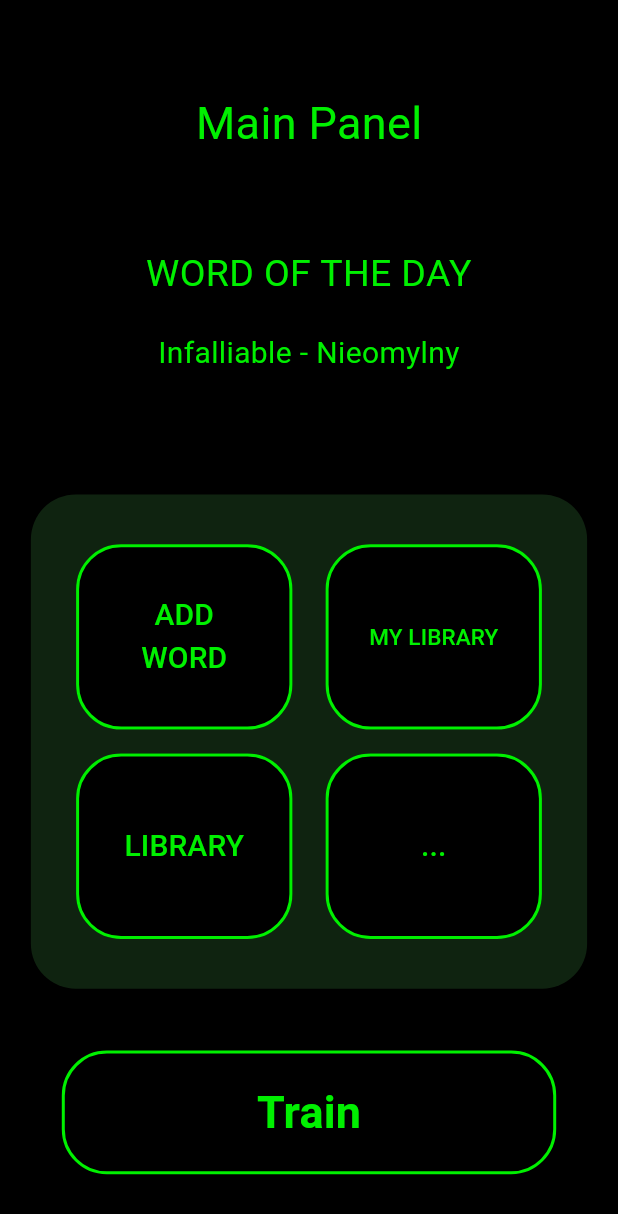
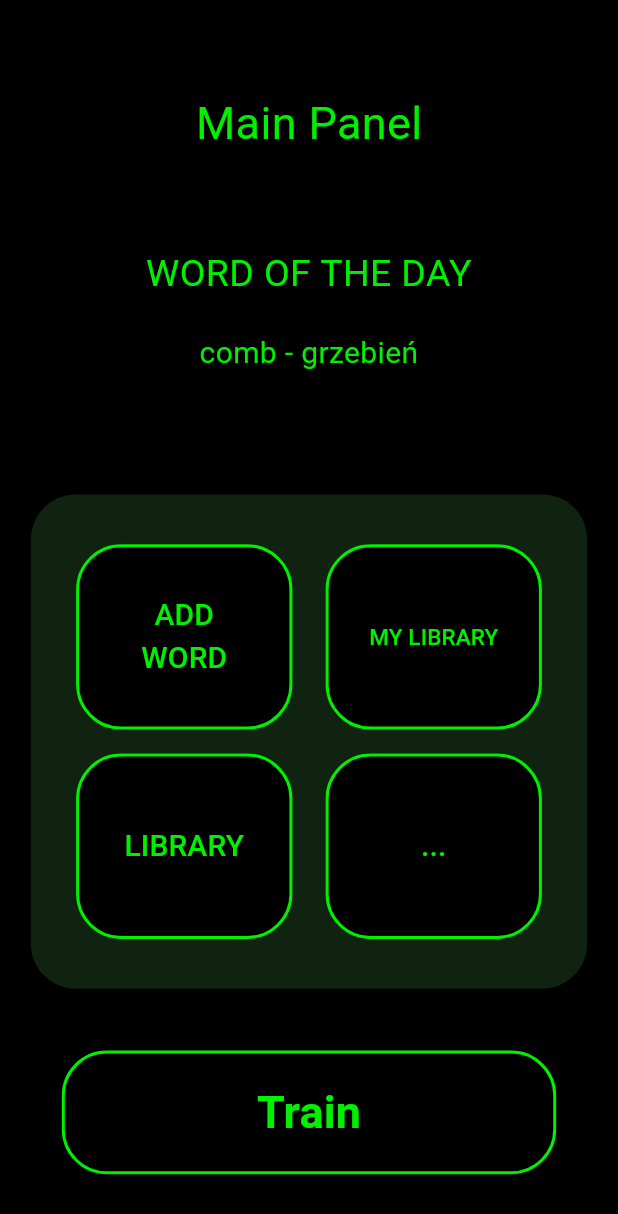
Before and after one commit to IgorNiemiec/english_learning_app, a Flutter app: the MainPanelView screen opened directly with empty values, on a phone screen of 412 x 824 dp. Shown: the top 1214 px of the screen. Run offline on Flutter 3.47's test engine with Material 3 defaults, Android fonts, the phone set to English and light mode, and no system bars; our stand-ins replace cloud_firestore, firebase_auth, firebase_core, flutter_bloc, google_sign_in; accounts and stored records are empty; generated files the repository leaves out were written again; network calls fail.

Commit message:
WordOfTheDay
- Now Word of the day is generated.

```diff
--- a/lib/models/user_library.dart
+++ b/lib/models/user_library.dart
@@ -1,4 +1,5 @@
 import 'package:english_learning_app/models/word.dart';
+import 'package:english_learning_app/models/wotd.dart';
 
 extension IsEqualToIgnoringOrdering<T> on List<T>
 {
@@ -12,9 +13,12 @@ class UserLibrary
 
   List<Word> words;
 
+  WordOfTheDay wordOfTheDay;
+
   UserLibrary(
     {
-      required this.words
+      required this.words,
+      required this.wordOfTheDay,
     }
   );
 
@@ -24,6 +28,9 @@ class UserLibrary
     List<Word> wordList = [];
 
     List<dynamic> list = json['words'] as List<dynamic>;
+
+    WordOfTheDay wordOfTheDay  = WordOfTheDay.fromJson(json['wordOfTheDay']);
+
 
     for (var element in list) {
 
@@ -38,7 +45,10 @@ class UserLibrary
 
     }
 
-    return UserLibrary(words: wordList);
+    return UserLibrary(
+      words: wordList,
+      wordOfTheDay: wordOfTheDay,
+      );
 
   }
 
@@ -51,8 +61,11 @@ class UserLibrary
       list.add(element.toJson());
     }
 
+
+
     return {
-      "words": list
+      "words": list,
+      "wordOfTheDay": wordOfTheDay.toJson(),
     };
 
   }
--- /dev/null
+++ b/lib/models/wotd.dart
@@ -0,0 +1,29 @@
+
+
+import 'package:english_learning_app/models/word.dart';
+
+class WordOfTheDay
+{
+  final Word wotd;
+  final int timestamp;
+
+  const WordOfTheDay({
+    required this.wotd,
+    required this.timestamp,
+  });
+
+
+  factory WordOfTheDay.fromJson(Map<String,dynamic> json) =>
+  WordOfTheDay(
+    wotd: Word.fromJson(json['wotd']),
+    timestamp: json['timestamp'] as int);
+
+
+  Map<String,dynamic> toJson() =>
+  {
+    "wotd" : wotd.toJson(),
+    "timestamp" : timestamp,
+  };
+
+
+}
--- a/lib/views/main_panel_view.dart
+++ b/lib/views/main_panel_view.dart
@@ -56,7 +56,7 @@ class MainPanelView extends StatelessWidget
                         ),
                         Container(
                           alignment: Alignment.center,
-                          child: Text("${WOTD} - ${WT}",
+                          child: Text("${userLibrary.wordOfTheDay.wotd.wordEn} - ${userLibrary.wordOfTheDay.wotd.wordPl}",
                           style: TextStyle(
                             color: applicationColor,
                             fontSize: 20
--- a/lib/views/userLibrary_view.dart
+++ b/lib/views/userLibrary_view.dart
@@ -97,7 +97,7 @@ class UserLibraryView extends StatelessWidget
                         children: <Widget>[
 
                           SizedBox(
-                            width: MediaQuery.of(context).size.width * 0.6,
+                            width: MediaQuery.of(context).size.width * 0.9,
                             height: MediaQuery.of(context).size.height * 0.07,
                             child: OutlinedButton(
                               onPressed: ()
```
Also changed, not shown: lib/bloc/app_bloc.dart (+37 -7 lines).
